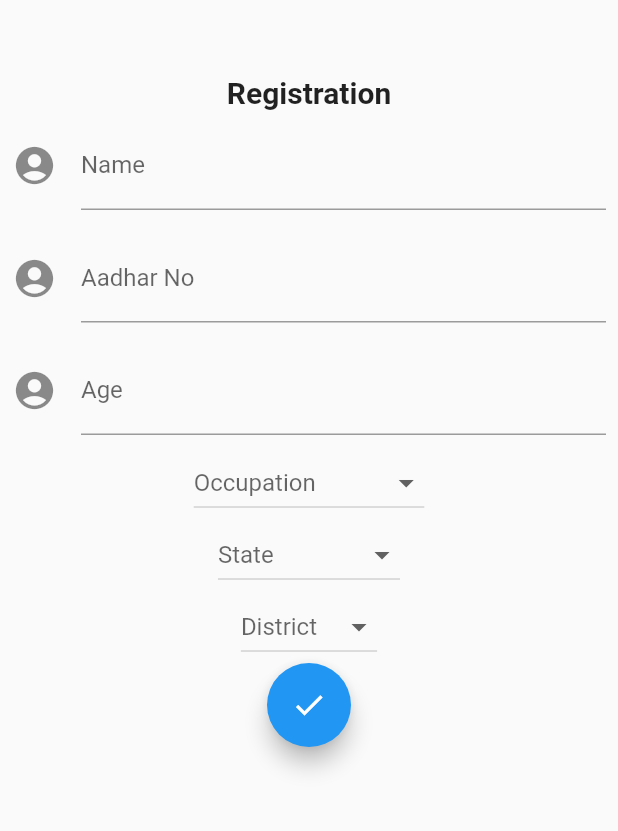
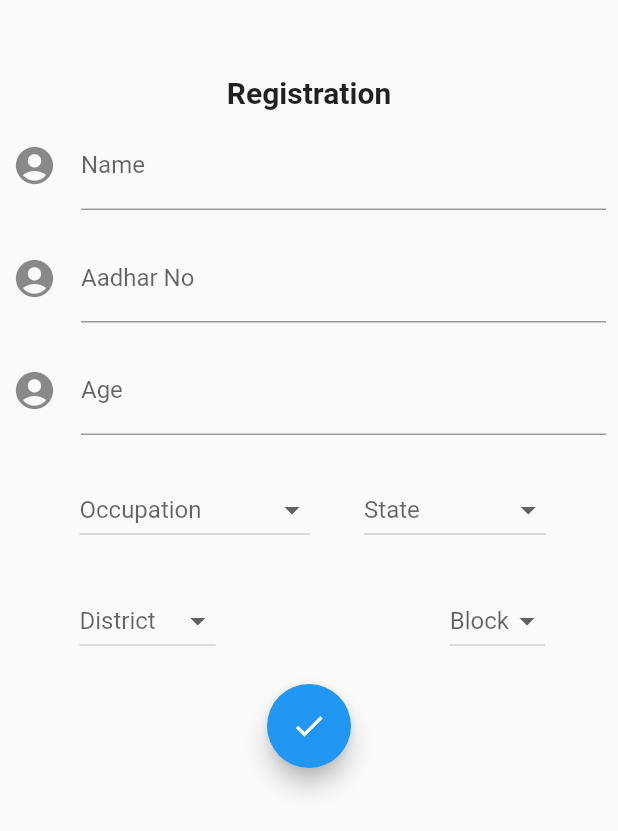
Before and after one commit to nabin-nath/Vaccine-Distribution-System, a Flutter app: the screen it shows after launch, on a phone screen of 412 x 824 dp. Shown: the top 831 px of the screen. Run offline on Flutter 3.47's test engine with Material 2 defaults, Android fonts, the phone set to English and light mode, and no system bars; our stand-ins replace shared_preferences.

Commit message:
Slot added for vaccination process

```diff
--- a/lib/register.dart
+++ b/lib/register.dart
@@ -36,6 +36,7 @@ class _RegisterState extends State<Register> {
   String _occupation;
   String _state;
   String _district;
+  String _block;
 
   @override
   Widget build(BuildContext context) {
@@ -121,7 +122,14 @@ class _RegisterState extends State<Register> {
                 ),
               ),
             ),
-            new DropdownButton<String>(
+            SizedBox(height: 10,),
+            Padding(
+              padding: const EdgeInsets.fromLTRB(45, 0, 0, 0),
+              child: Row(
+                children: [
+                  Padding(
+                    padding: const EdgeInsets.all(8.0),
+                    child: new DropdownButton<String>(
                       value: _occupation,
                       items: <String>[
                         'Doctor',
@@ -143,7 +151,11 @@ class _RegisterState extends State<Register> {
                       },
                       hint: Text('Occupation'),
                     ),
-            new DropdownButton<String>(
+                  ),
+                  SizedBox(width: 20,),
+                  Padding(
+                    padding: const EdgeInsets.all(8.0),
+                    child: new DropdownButton<String>(
                       value: _state,
                       items: <String>[
                         'Uttar Pradesh',
@@ -165,7 +177,18 @@ class _RegisterState extends State<Register> {
                       },
                       hint: Text('State'),
                     ),
-            new DropdownButton<String>(
+                  ),
+                ],
+              ),
+            ),
+            SizedBox(height: 10,),
+            Padding(
+              padding: const EdgeInsets.fromLTRB(45, 0, 0, 0),
+              child: Row(
+                children: [
+                  Padding(
+                    padding: const EdgeInsets.all(8.0),
+                    child: new DropdownButton<String>(
                       value: _district,
                       items: <String>[
                         'Agra',
@@ -187,6 +210,38 @@ class _RegisterState extends State<Register> {
                       },
                       hint: Text('District'),
                     ),
+                  ),
+                  SizedBox(width: 140,),
+                  Padding(
+                    padding: const EdgeInsets.all(8.0),
+                    child: new DropdownButton<String>(
+                      value: _block,
+                      items: <String>[
+                        '1',
+                        '2',
+                        '3',
+                        '4',
+                      ].map((String value) {
+                        return new DropdownMenuItem<String>(
+                          value: value,
+                          child: new Text(value),
+                        );
+                      }).toList(),
+                      onChanged: (value) {
+                        _block = value;
+                        setState(() {
+                          FocusScope.of(context).requestFocus(FocusNode());
+                          super.setState(() {});
+                        });
+                      },
+                      hint: Text('Block'),
+                    ),
+                  )
+
+                ],
+              ),
+            ),
+            SizedBox(height: 10,),
             FloatingActionButton(
               onPressed: () async {
                 if (_formKey.currentState.validate() &&
@@ -198,6 +253,7 @@ class _RegisterState extends State<Register> {
                   String occupation = _occupation;
                   String state = _state;
                   String district = _district;
+                  String slot = _block;
 
                   Map<String, dynamic> data = {
                     "name": name,
@@ -205,7 +261,8 @@ class _RegisterState extends State<Register> {
                     "aadhar_no": aadharno,
                     "occupation": occupation,
                     "state": state,
-                    "district": district
+                    "district": district,
+                    "slot" : slot
                   };
 
                   create_post(data).then((value) {
```
Also changed, not shown: pubspec.lock. Lines whose indentation alone changed are shown as unchanged.
